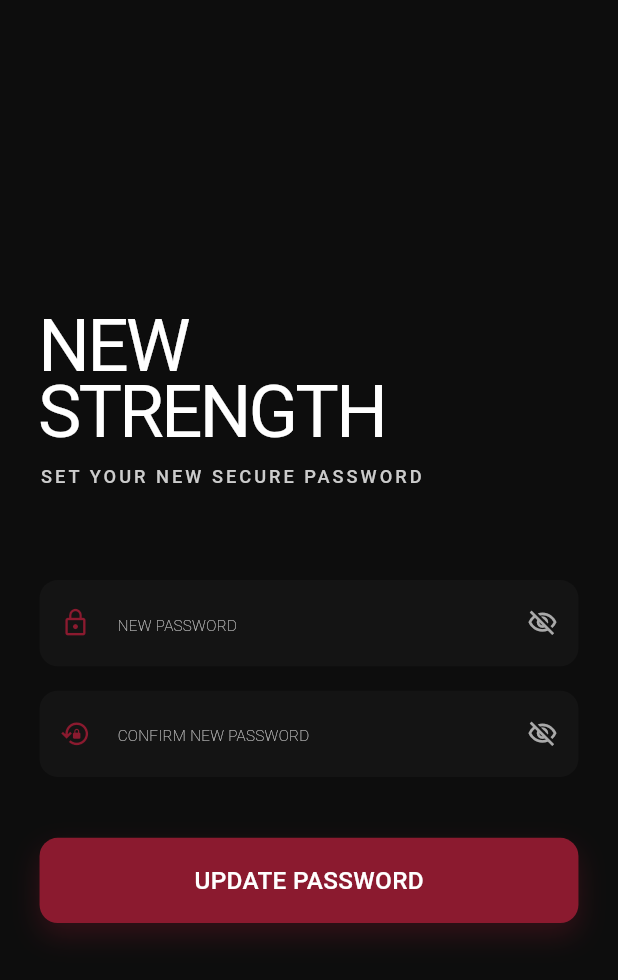
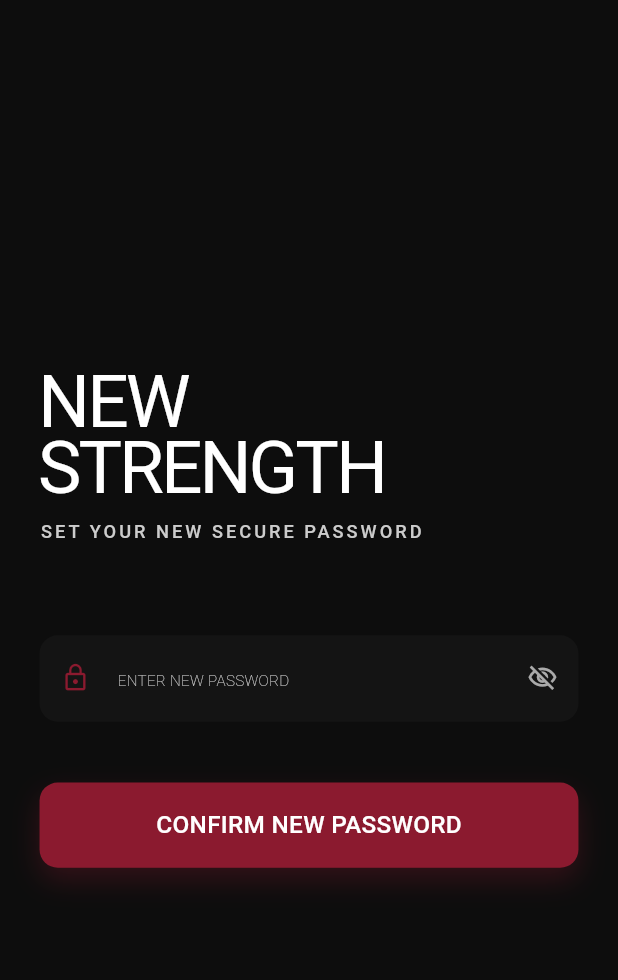
Before and after one commit to abrraar/Heavy-Duty-App, a Flutter app: the ResetPassScreen screen opened directly, on a phone screen of 412 x 824 dp. Shown: the top 980 px of the screen. Run offline on Flutter 3.47's test engine with Material 3 defaults, Android fonts, the phone set to English and light mode, and no system bars; our stand-ins replace connectivity_plus, file_picker, fl_chart, flutter_local_notifications, flutter_screenutil, flutter_timezone and 7 more; missing offline and left inert: alarm, android_intent_plus; accounts and stored records are empty; network calls fail; Roboto replaces fonts that are missing (Impact); statements that could not run were skipped.

Commit message:
Simplify ResetPassScreen: removed redundant confirm password field

```diff
--- a/lib/features/auth/screen/resetpass_screen.dart
+++ b/lib/features/auth/screen/resetpass_screen.dart
@@ -20,27 +20,23 @@ class ResetPassScreen extends StatefulWidget {
 
 class _ResetPassScreenState extends State<ResetPassScreen> {
   final _passwordController = TextEditingController();
-  final _confirmPasswordController = TextEditingController();
   bool _obscurePassword = true;
-  bool _obscureConfirm = true;
 
   @override
   void dispose() {
     _passwordController.dispose();
-    _confirmPasswordController.dispose();
     super.dispose();
   }
 
   Future<void> _handleReset() async {
-    final pass = _passwordController.text;
-    final confirm = _confirmPasswordController.text;
+    final pass = _passwordController.text.trim();
 
-    if (pass.isEmpty || confirm.isEmpty) {
-      EliteSnackbar.show(context, 'PLEASE FILL IN BOTH FIELDS', isError: true);
+    if (pass.isEmpty) {
+      EliteSnackbar.show(context, 'PLEASE ENTER A NEW PASSWORD', isError: true);
       return;
     }
-    if (pass != confirm) {
-      EliteSnackbar.show(context, 'PASSWORDS DO NOT MATCH', isError: true);
+    if (pass.length < 6) {
+      EliteSnackbar.show(context, 'PASSWORD MUST BE AT LEAST 6 CHARACTERS', isError: true);
       return;
     }
 
@@ -50,7 +46,14 @@ class _ResetPassScreenState extends State<ResetPassScreen> {
 
       if (!mounted) return;
       EliteSnackbar.show(context, 'PASSWORD UPDATED SUCCESSFULLY!');
-      context.go(AppRoutes.login);
+
+      // Cleanup recovery mode and sign out to force fresh login with new credentials
+      authProv.cancelPasswordRecovery();
+      await authProv.signOut();
+
+      if (mounted) {
+        context.go(AppRoutes.login);
+      }
     } catch (e) {
       if (!mounted) return;
 
@@ -152,7 +155,7 @@ class _ResetPassScreenState extends State<ResetPassScreen> {
       children: [
         AuthInputField(
           controller: _passwordController,
-          hint: 'NEW PASSWORD',
+          hint: 'ENTER NEW PASSWORD',
           icon: Icons.lock_outline,
           obscure: _obscurePassword,
           enabled: !isLoading,
@@ -166,26 +169,9 @@ class _ResetPassScreenState extends State<ResetPassScreen> {
             ),
           ),
         ),
-        SizedBox(height: 16.h.clamp(12, 24)),
-        AuthInputField(
-          controller: _confirmPasswordController,
-          hint: 'CONFIRM NEW PASSWORD',
-          icon: Icons.lock_reset_outlined,
-          obscure: _obscureConfirm,
-          enabled: !isLoading,
-          isWideLayout: isWideLayout,
-          suffixIcon: GestureDetector(
-            onTap: () => setState(() => _obscureConfirm = !_obscureConfirm),
-            child: Icon(
-              _obscureConfirm ? Icons.visibility_off_outlined : Icons.visibility_outlined,
-              color: AppColors.inputHint,
-              size: isWideLayout ? 20 : 20.r,
-            ),
-          ),
-        ),
         SizedBox(height: 40.h.clamp(24, 64)),
         AuthPrimaryButton(
-          label: 'UPDATE PASSWORD',
+          label: 'CONFIRM NEW PASSWORD',
           isLoading: isLoading,
           onTap: _handleReset,
           isWideLayout: isWideLayout,
```
